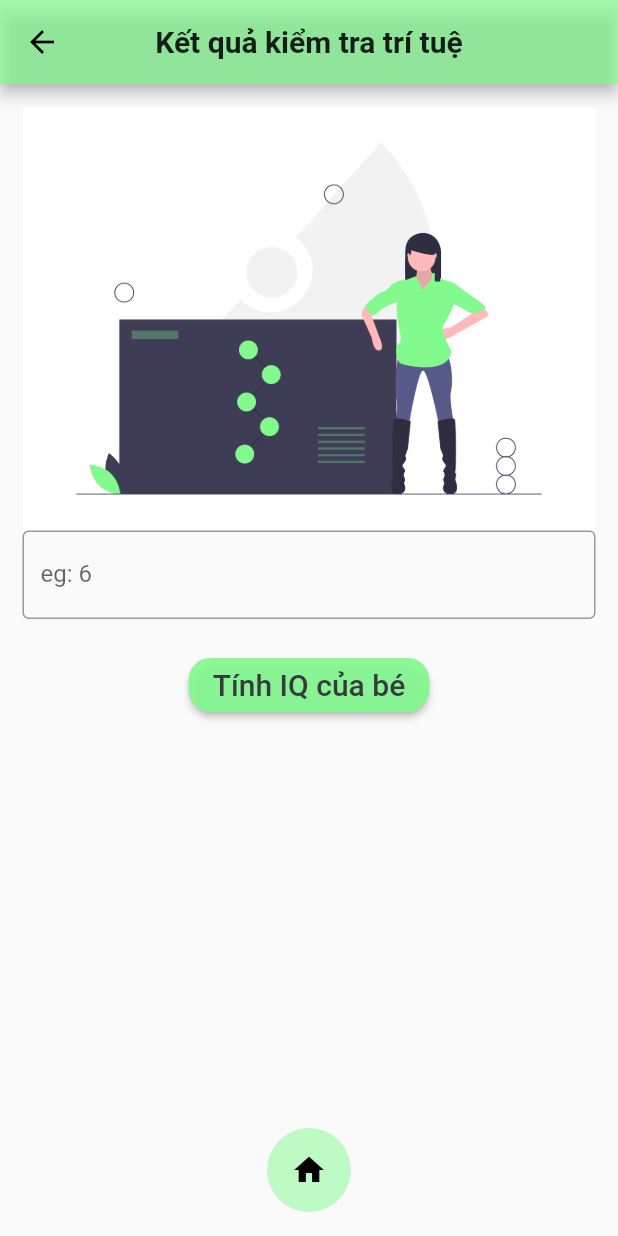
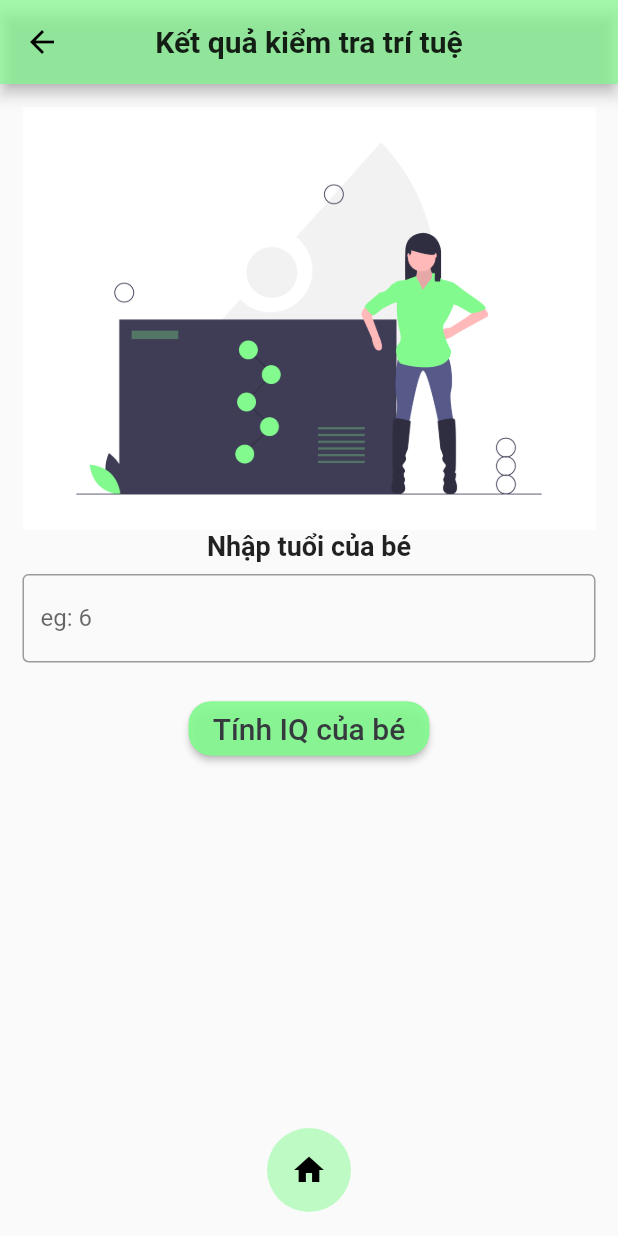
Before and after one commit to nickf2k/psychology_test, a Flutter app: the IntellectResult screen opened by its route, on a phone screen of 412 x 824 dp. Run offline on Flutter 3.47's test engine with Material 2 defaults, Android fonts, the phone set to English and light mode, and no system bars; our stand-ins replace carousel_slider; Roboto replaces fonts that are missing (SegoeUI).

Commit message:
uncheck all radio when initialize

```diff
--- a/lib/pages/question/intellect/intellect_result.dart
+++ b/lib/pages/question/intellect/intellect_result.dart
@@ -29,6 +29,13 @@ class _IntellectResultState extends State<IntellectResult> {
             crossAxisAlignment: CrossAxisAlignment.center,
             children: [
               Image.asset('assets/images/result.png'),
+              Padding(
+                padding: const EdgeInsets.only(bottom: 8),
+                child: Text(
+                  'Nhập tuổi của bé',
+                  style: TextStyle(fontSize: 18),
+                ),
+              ),
               TextField(
                 controller: ageCtrl,
                 keyboardType: TextInputType.number,
```
Also changed, not shown: lib/shared/question_page.dart (+40 -7 lines).
